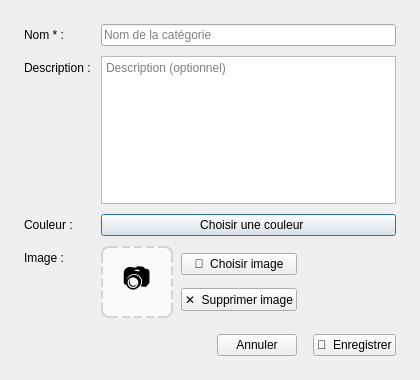
This is app/ui/category_dialog.ui in Arafat-029/storemanager-pro as Qt 5 draws it before an edit. The edited form follows.
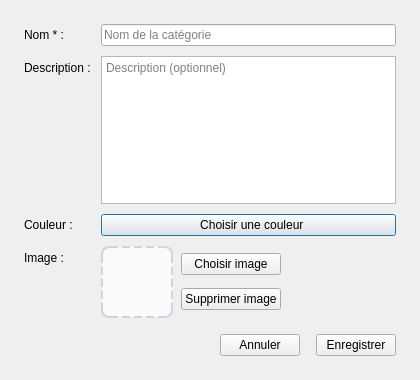
This is the edited form.

```diff
--- a/app/ui/category_dialog.ui
+++ b/app/ui/category_dialog.ui
@@ -40,7 +40,7 @@
        <property name="spacing"><number>8</number></property>
        <item>
         <widget class="QLabel" name="imgPreview">
-         <property name="text"><string>📷</string></property>
+         <property name="text"><string></string></property>
          <property name="minimumSize"><size><width>72</width><height>72</height></size></property>
          <property name="maximumSize"><size><width>72</width><height>72</height></size></property>
          <property name="alignment"><set>Qt::AlignCenter</set></property>
@@ -52,13 +52,13 @@
          <property name="spacing"><number>6</number></property>
          <item>
           <widget class="QPushButton" name="btnPickImage">
-           <property name="text"><string>📂  Choisir image</string></property>
+           <property name="text"><string>Choisir image</string></property>
            <property name="cssClass" stdset="0"><string>btnSecondary</string></property>
           </widget>
          </item>
          <item>
           <widget class="QPushButton" name="btnClearImage">
-           <property name="text"><string>✕  Supprimer image</string></property>
+           <property name="text"><string>Supprimer image</string></property>
            <property name="cssClass" stdset="0"><string>btnDanger</string></property>
           </widget>
          </item>
@@ -80,7 +80,7 @@
      </item>
      <item>
       <widget class="QPushButton" name="btnSave">
-       <property name="text"><string>💾  Enregistrer</string></property>
+       <property name="text"><string>Enregistrer</string></property>
       </widget>
      </item>
     </layout>
```
